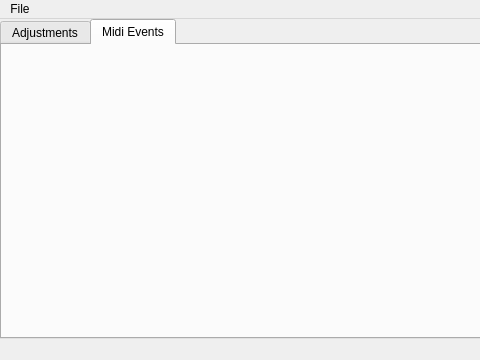
Above: midiqtool.ui from Haaglar/MidiQTool before the change. Below: the same form after it.
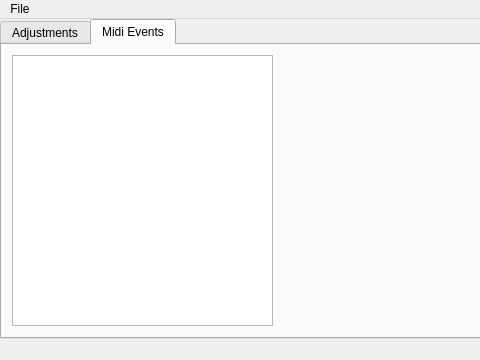
That is the form after the change. The open tabs and pages were chosen to show the change.

Diff of the .ui file:
```diff
--- a/midiqtool.ui
+++ b/midiqtool.ui
@@ -468,6 +468,16 @@
      <attribute name="title">
       <string>Midi Events</string>
      </attribute>
+     <widget class="QListView" name="listView">
+      <property name="geometry">
+       <rect>
+        <x>10</x>
+        <y>10</y>
+        <width>261</width>
+        <height>271</height>
+       </rect>
+      </property>
+     </widget>
     </widget>
    </widget>
   </widget>
```
Left out of the diff: 17 changed lines with no effect on the pictures.
